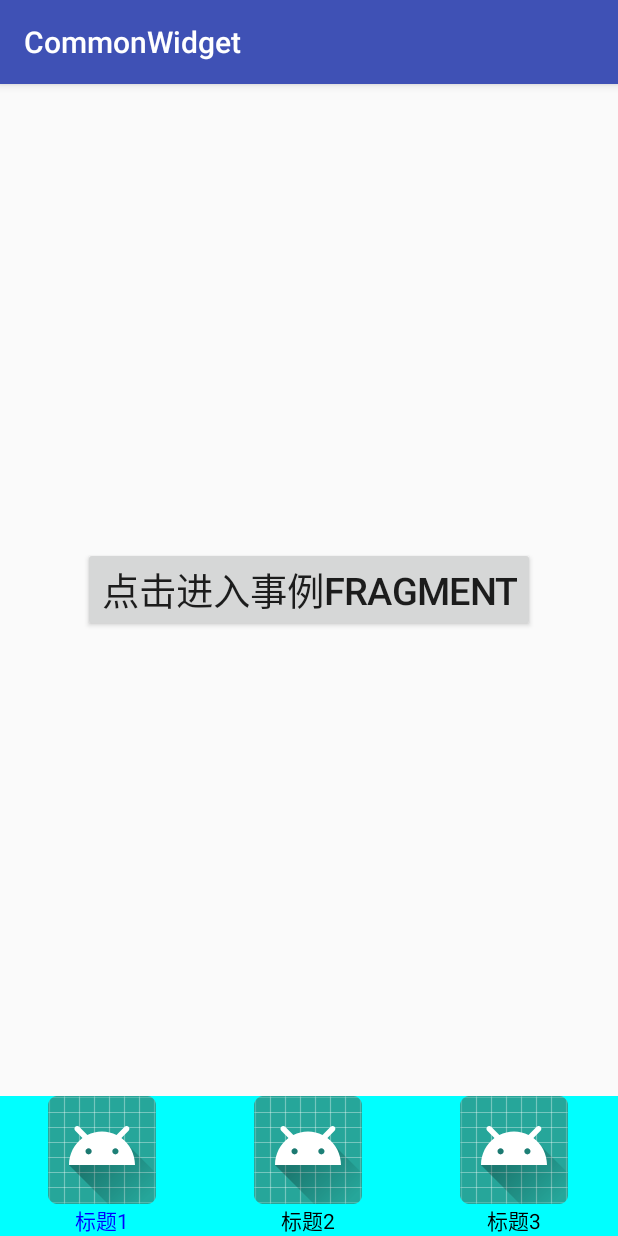
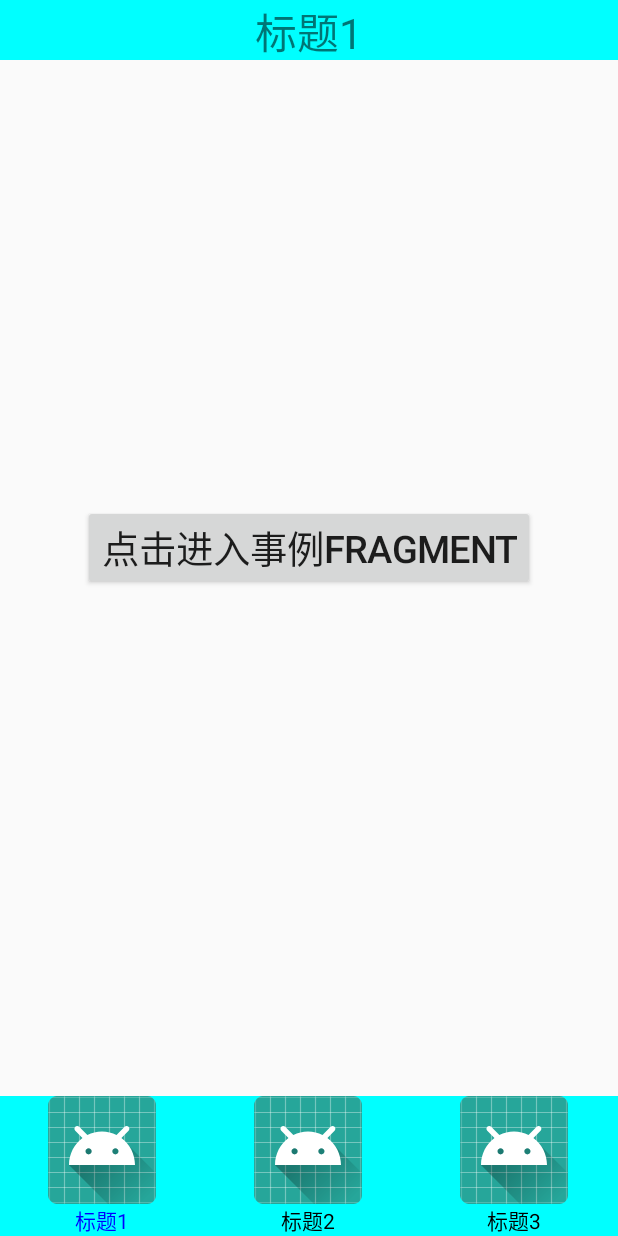
Before and after one commit to VincentTung1/CommonWidget, an Android app: the screen it shows after launch (MainActivity), on a phone screen of 412 x 824 dp. Run offline under Robolectric (Android 15) with nearby library versions, the phone set to English and light mode, and no system bars.

Commit message:
添加通用导航栏

```diff
--- a/app/src/main/AndroidManifest.xml
+++ b/app/src/main/AndroidManifest.xml
@@ -8,10 +8,11 @@
         android:label="@string/app_name"
         android:roundIcon="@mipmap/ic_launcher_round"
         android:supportsRtl="true"
-        android:theme="@style/AppTheme">
+        android:theme="@style/Theme.AppCompat.Light.NoActionBar">
         <activity android:name=".main.MainActivity"
             android:screenOrientation="portrait"/>
-        <activity android:name=".welcome.WelcomeActivity">
+        <activity android:name=".welcome.WelcomeActivity"
+            android:screenOrientation="portrait">
 
             <intent-filter>
                 <action android:name="android.intent.action.MAIN" />
--- a/app/src/main/java/com/vincent/commonwidget/fragment/FirstFragment.kt
+++ b/app/src/main/java/com/vincent/commonwidget/fragment/FirstFragment.kt
@@ -1,13 +1,14 @@
 package com.vincent.commonwidget.fragment
 
+import android.graphics.Color
 import android.os.Bundle
-import android.view.Gravity
 import android.view.LayoutInflater
 import android.view.View
 import android.view.ViewGroup
 import android.widget.Button
 import android.widget.RelativeLayout
 import com.vincent.commonwidget.helper.FragmentReplaceHelper
+import com.vincent.commonwidget.widget.topnavigation.TopNavigation
 
 /**
  * Created by vincent_tung on 2018/2/23.
@@ -15,12 +16,23 @@ import com.vincent.commonwidget.helper.FragmentReplaceHelper
 class FirstFragment : BaseFragment() {
 
     override fun onCreateView(inflater: LayoutInflater?, container: ViewGroup?, savedInstanceState: Bundle?): View? {
+
         val root  = RelativeLayout(context)
+        val navi = TopNavigation(context)
+        navi.setTitle("标题1")
+        navi.setBackgroundColor(Color.CYAN)
+//        navi.enableLeftBtn(true, View.OnClickListener {
+//            Toast.makeText(context,"已点击返回按钮！",0).show()
+//        })
+        root.addView(navi)
+
         val btn = Button(context)
-        val param = RelativeLayout.LayoutParams(-2,-2);
+        val param = RelativeLayout.LayoutParams(-1,-1)
+
+        val btnParam = RelativeLayout.LayoutParams(-2,-2)
+        btnParam.addRule(RelativeLayout.CENTER_IN_PARENT)
+        btn.layoutParams = btnParam
         btn.textSize = 25f
-
-
         btn.setText("点击进入事例fragment")
         btn.setOnClickListener {
             val exampleFrag = ExampleFragment()
@@ -29,7 +41,6 @@ class FirstFragment : BaseFragment() {
             exampleFrag.arguments = bundle
             FragmentReplaceHelper.get().addFragment(fragmentManager,exampleFrag)
         }
-        root.gravity = Gravity.CENTER
         root.addView(btn)
         root.layoutParams = param
         return root
--- a/app/src/main/java/com/vincent/commonwidget/main/MainBaseActivity.kt
+++ b/app/src/main/java/com/vincent/commonwidget/main/MainBaseActivity.kt
@@ -32,7 +32,6 @@ abstract class MainBaseActivity :AppCompatActivity(){
 
     override fun onCreate(savedInstanceState: Bundle?) {
         super.onCreate(savedInstanceState)
-
 
         initViews()
     }
--- /dev/null
+++ b/app/src/main/java/com/vincent/commonwidget/widget/topnavigation/TopNavigation.kt
@@ -0,0 +1,108 @@
+package com.vincent.commonwidget.widget.topnavigation
+
+import android.content.Context
+import android.util.AttributeSet
+import android.view.View
+import android.widget.ImageView
+import android.widget.RelativeLayout
+import android.widget.TextView
+import com.vincent.commonwidget.R
+
+/**
+ *  通用导航栏
+ */
+class TopNavigation : RelativeLayout {
+
+    constructor(context: Context?) : super(context)
+    constructor(context: Context?, attrs: AttributeSet?) : super(context, attrs)
+    constructor(context: Context?, attrs: AttributeSet?, defStyleAttr: Int) : super(context, attrs, defStyleAttr)
+
+    private lateinit var mLeftBtn: ImageView
+
+    private lateinit var mTitle: TextView
+
+    /**导航栏默认高度*/
+    private var mDefaultHeight = 40f
+
+
+    init {
+       initViews()
+   }
+
+
+
+    private fun initViews() {
+        mLeftBtn = ImageView(context)
+        mLeftBtn.setImageResource(R.drawable.ic_back_button)
+        mLeftBtn.visibility = View.GONE
+        val mLeftParam = RelativeLayout.LayoutParams(-2,-2)
+        mLeftParam.setMargins(10,0,0,0)
+        mLeftParam.addRule(RelativeLayout.CENTER_VERTICAL)
+        mLeftBtn.layoutParams = mLeftParam
+        addView(mLeftBtn)
+
+        mTitle = TextView(context)
+        val mTitleParam = RelativeLayout.LayoutParams(-2,-2)
+        mTitleParam.addRule(RelativeLayout.CENTER_IN_PARENT)
+        mTitle.layoutParams = mTitleParam
+        mTitle.textSize = 28f
+        addView(mTitle)
+
+
+        setHeight(mDefaultHeight)
+
+
+    }
+
+
+     private fun dpToPx(context: Context?, dp: Float): Float {
+        return if (context == null) {
+            -1f
+        } else dp * context.resources.displayMetrics.density
+    }
+
+    /**
+     *  设置导航栏高度
+     */
+    fun setHeight(dp : Float){
+        val px= dpToPx(context!!,dp).toInt()
+        val naviParam = RelativeLayout.LayoutParams(-1,px)
+        layoutParams = naviParam
+    }
+
+
+    /**
+     *  是否需要显示左边按钮
+     */
+    fun enableLeftBtn(enable : Boolean,titleClickListener: OnClickListener){
+        if (enable){
+            mLeftBtn.visibility = View.VISIBLE
+        }else{
+            mLeftBtn.visibility = View.GONE
+        }
+        mLeftBtn.setOnClickListener(titleClickListener)
+    }
+
+
+    /**
+     *  设置左边按钮图标
+     */
+    fun setLeftBtnIcon(icon :Int){
+        mLeftBtn.setImageResource(icon)
+    }
+
+    /**
+     *  设置中间标题
+     */
+    fun setTitle(title :String){
+        mTitle.setText(title)
+    }
+
+    /**
+     *  设置中间标题颜色
+     */
+    fun setTitleColor(color : Int){
+        mTitle.setTextColor(color)
+    }
+
+}
```
Also changed, not shown: app/src/main/res/drawable-hdpi/ic_back_button.png (added).
